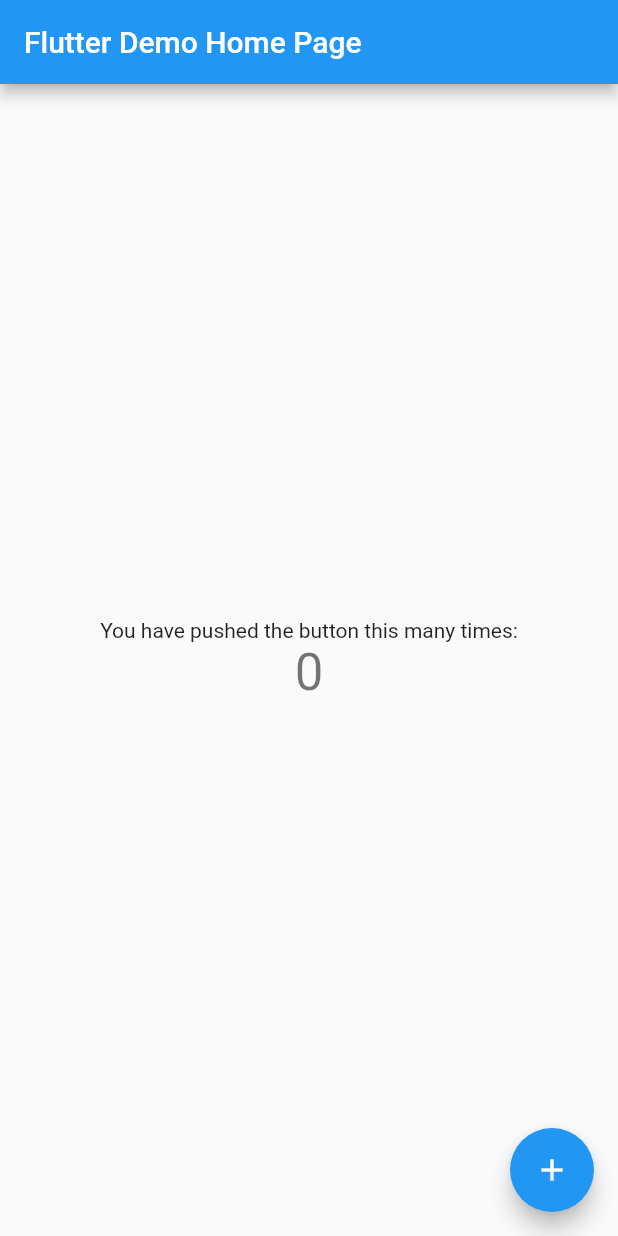
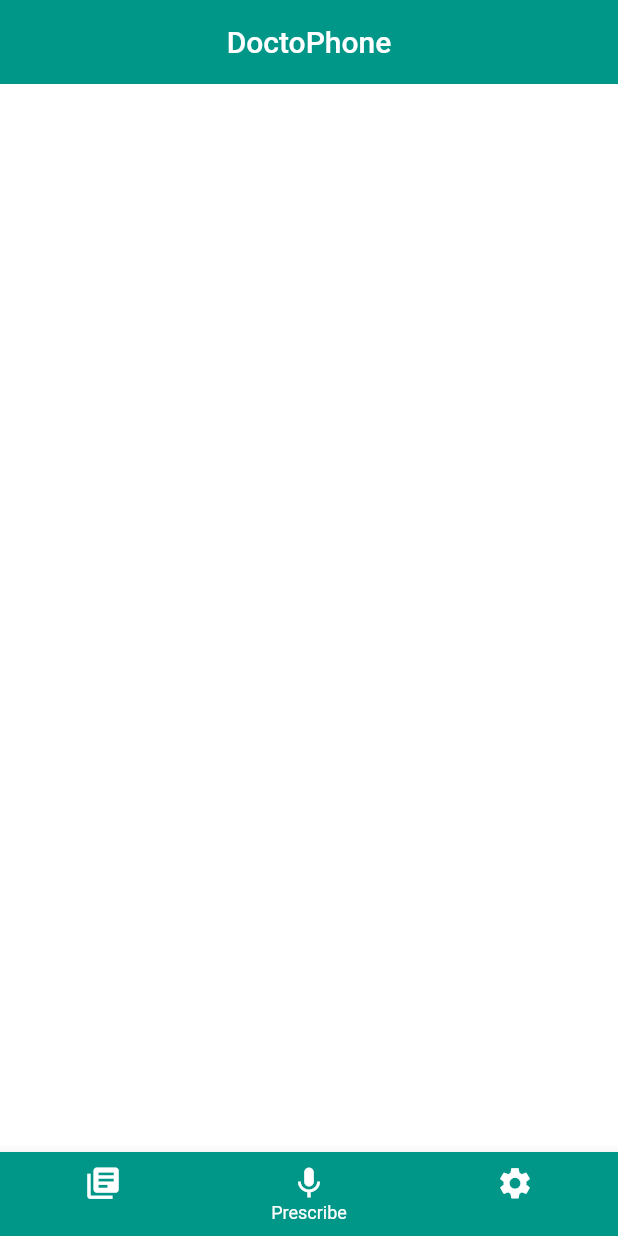
Before and after one commit to psgainz/doctophone, a Flutter app: the screen it shows after launch, on a phone screen of 412 x 824 dp. Run offline on Flutter 3.47's test engine with Material 2 defaults, Android fonts, the phone set to English and light mode, and no system bars; our stand-ins replace permission_handler.

Commit message:
Added Bottom Nav Bar and Home page UI

```diff
--- /dev/null
+++ b/lib/AudioRecorder/Recorder.dart
@@ -0,0 +1,15 @@
+import 'package:flutter/material.dart';
+
+class Recorder extends StatefulWidget {
+  @override
+  _RecorderState createState() => _RecorderState();
+}
+
+class _RecorderState extends State<Recorder> {
+  @override
+  Widget build(BuildContext context) {
+    return Container(
+      color: Colors.white,
+    );
+  }
+}
--- /dev/null
+++ b/lib/BottomNavBar.dart
@@ -0,0 +1,82 @@
+import 'package:doctophone/Miscellaneous/AppColors.dart';
+import 'package:flutter/material.dart';
+import 'package:doctophone/Miscellaneous/GlobalVariables.dart';
+import 'package:doctophone/PrescriptionHistory.dart';
+import 'package:doctophone/Settings.dart';
+import 'AudioRecorder/Recorder.dart';
+
+class BottomNavBar extends StatefulWidget {
+  @override
+  _BottomNavBarState createState() => _BottomNavBarState();
+}
+
+class _BottomNavBarState extends State<BottomNavBar> {
+
+  int _currentPage = 1;
+
+  List<Widget> _pages = [
+    //All pages for Bottom Nav Bar
+    PrescriptionHistory(),
+    Recorder(),
+    Settings()
+  ];
+
+  @override
+  Widget build(BuildContext context) {
+    return Scaffold(
+      appBar: AppBar(
+        backgroundColor: foreground,
+        title: Text(
+          'DoctoPhone',
+          style: TextStyle(
+            color: background
+          ),
+        ),
+        centerTitle: true,
+      ),
+
+      body: _pages[_currentPage],
+
+      bottomNavigationBar: BottomNavigationBar(
+        iconSize: 25.0,
+        backgroundColor: foreground,
+        type: BottomNavigationBarType.fixed,
+        selectedItemColor: background,
+        selectedFontSize: 12,
+        unselectedFontSize: 0,
+        currentIndex: _currentPage,
+        onTap: onTabTapped,
+        items: [
+          BottomNavigationBarItem(
+            icon:  Icon(
+              Icons.library_books,
+              color: bottomNavBarOptionColor,
+              ),
+            title:  Text('Library'),
+          ),
+          BottomNavigationBarItem(
+            icon:  Icon(
+              Icons.mic,
+              color: background,
+            ),
+            title:  Text('Prescribe'),
+          ),
+          BottomNavigationBarItem(
+              icon: Icon(
+                Icons.settings,
+                color: bottomNavBarOptionColor,
+                ),
+              title: Text('Settings')
+          )
+        ]
+      ),
+
+    );
+  }
+
+  void onTabTapped(int index) {
+   setState(() {
+     _currentPage = index;
+   });
+ }
+}
--- /dev/null
+++ b/lib/Home.dart
@@ -0,0 +1,76 @@
+import 'dart:io';
+import 'package:doctophone/Miscellaneous/GlobalVariables.dart';
+import 'Miscellaneous/AppColors.dart';
+import 'package:flutter/material.dart';
+import 'package:path_provider/path_provider.dart';
+import 'package:doctophone/BottomNavBar.dart';
+
+class Home extends StatefulWidget {
+  @override
+  _HomeState createState() => _HomeState();
+}
+
+class _HomeState extends State<Home> {
+
+  //Function to create directory in user's device
+  void createStorageDirectory() async {
+    String directory = "/DoctoPhone/";
+    Directory deviceDirectory;
+
+    if(Platform.isIOS){
+      deviceDirectory = await getApplicationDocumentsDirectory();
+    }
+    else{
+      deviceDirectory = await getExternalStorageDirectory();
+    }
+
+    directoryPath = deviceDirectory.path + directory;
+
+    try{
+      Directory(directoryPath).create();
+      print(directoryPath);
+    }
+    catch(e){}
+  }
+
+  void initState(){
+    super.initState();
+
+    //Call function to create directory in users device
+    Future.microtask(() {
+      createStorageDirectory();
+    });
+
+  }
+
+  @override
+  Widget build(BuildContext context) {
+
+    //Get current device width and height
+    getDeviceSize(context);
+    return MaterialApp(
+      title: 'DoctoPhone',
+      theme: ThemeData(
+        //accentColor working for colors of settings
+        accentColor: enabled,
+        //appBarTheme working for appBar
+        appBarTheme: AppBarTheme(
+          color: background,
+          elevation: 0.0,
+          textTheme: Theme.of(context).textTheme.copyWith(
+            title: Theme.of(context).textTheme.title.copyWith(
+              color: foreground,
+            )
+          )
+        ),
+
+        //size working properly
+        iconTheme: IconThemeData(
+          color: foreground,
+          size: 30.0,
+        ),
+      ),
+      home: BottomNavBar(),
+    );
+  }
+}
--- /dev/null
+++ b/lib/Miscellaneous/AppColors.dart
@@ -0,0 +1,16 @@
+import 'package:flutter/material.dart';
+
+// Color foreground = Color(0xFF66BB6A);
+// Color foreground = Color(0xFF2196F3); //similar to default
+//Color foreground = Color(0xFF00695C);  //teal green
+//Color foreground = Color(0xFF1E88E5); //little darker blue
+Color foreground = Color(0xFF009688);  //teal lighter green
+Color background = Color(0xFFFFFFFF);
+
+// Color enabled = Color(0xFF388E3C);
+// Color disabled = Color(0xFFA5D6A7);
+
+Color bottomNavBarOptionColor = Color(0xFFFFFFFF);
+
+Color enabled = Colors.grey[800];
+Color disabled = Colors.grey[100];
--- a/lib/main.dart
+++ b/lib/main.dart
@@ -1,111 +1,33 @@
 import 'package:flutter/material.dart';
+import 'package:doctophone/Miscellaneous/AppColors.dart';
+import 'package:doctophone/Authentication/BlankVerificaton.dart';
+import 'package:doctophone/Home.dart';
 
-void main() => runApp(MyApp());
+void main() => runApp(Login());
 
-class MyApp extends StatelessWidget {
-  // This widget is the root of your application.
+class Login extends StatelessWidget {
   @override
   Widget build(BuildContext context) {
     return MaterialApp(
-      title: 'Flutter Demo',
+      title: 'Login In',
       theme: ThemeData(
-        // This is the theme of your application.
-        //
-        // Try running your application with "flutter run". You'll see the
-        // application has a blue toolbar. Then, without quitting the app, try
-        // changing the primarySwatch below to Colors.green and then invoke
-        // "hot reload" (press "r" in the console where you ran "flutter run",
-        // or simply save your changes to "hot reload" in a Flutter IDE).
-        // Notice that the counter didn't reset back to zero; the application
-        // is not restarted.
-        primarySwatch: Colors.blue,
+
+        accentColor: background,
+
+        appBarTheme: AppBarTheme(
+          color: background,
+          elevation: 0.0,
+          textTheme: Theme.of(context).textTheme.copyWith(
+            title: Theme.of(context).textTheme.title.copyWith(
+              color: foreground,
+            )
+          )
+        ),
+
       ),
-      home: MyHomePage(title: 'Flutter Demo Home Page'),
+
+      home: Home(),
+
     );
   }
 }
-
-class MyHomePage extends StatefulWidget {
-  MyHomePage({Key key, this.title}) : super(key: key);
-
-  // This widget is the home page of your application. It is stateful, meaning
-  // that it has a State object (defined below) that contains fields that affect
-  // how it looks.
-
-  // This class is the configuration for the state. It holds the values (in this
-  // case the title) provided by the parent (in this case the App widget) and
-  // used by the build method of the State. Fields in a Widget subclass are
-  // always marked "final".
-
-  final String title;
-
-  @override
-  _MyHomePageState createState() => _MyHomePageState();
-}
-
-class _MyHomePageState extends State<MyHomePage> {
-  int _counter = 0;
-
-  void _incrementCounter() {
-    setState(() {
-      // This call to setState tells the Flutter framework that something has
-      // changed in this State, which causes it to rerun the build method below
-      // so that the display can reflect the updated values. If we changed
-      // _counter without calling setState(), then the build method would not be
-      // called again, and so nothing would appear to happen.
-      _counter++;
-    });
-  }
-
-  @override
-  Widget build(BuildContext context) {
-    // This method is rerun every time setState is called, for instance as done
-    // by the _incrementCounter method above.
-    //
-    // The Flutter framework has been optimized to make rerunning build methods
-    // fast, so that you can just rebuild anything that needs updating rather
-    // than having to individually change instances of widgets.
-    return Scaffold(
-      appBar: AppBar(
-        // Here we take the value from the MyHomePage object that was created by
-        // the App.build method, and use it to set our appbar title.
-        title: Text(widget.title),
-      ),
-      body: Center(
-        // Center is a layout widget. It takes a single child and positions it
-        // in the middle of the parent.
-        child: Column(
-          // Column is also a layout widget. It takes a list of children and
-          // arranges them vertically. By default, it sizes itself to fit its
-          // children horizontally, and tries to be as tall as its parent.
-          //
-          // Invoke "debug painting" (press "p" in the console, choose the
-          // "Toggle Debug Paint" action from the Flutter Inspector in Android
-          // Studio, or the "Toggle Debug Paint" command in Visual Studio Code)
-          // to see the wireframe for each widget.
-          //
-          // Column has various properties to control how it sizes itself and
-          // how it positions its children. Here we use mainAxisAlignment to
-          // center the children vertically; the main axis here is the vertical
-          // axis because Columns are vertical (the cross axis would be
-          // horizontal).
-          mainAxisAlignment: MainAxisAlignment.center,
-          children: <Widget>[
-            Text(
-              'You have pushed the button this many times:',
-            ),
-            Text(
-              '$_counter',
-              style: Theme.of(context).textTheme.display1,
-            ),
-          ],
-        ),
-      ),
-      floatingActionButton: FloatingActionButton(
-        onPressed: _incrementCounter,
-        tooltip: 'Increment',
-        child: Icon(Icons.add),
-      ), // This trailing comma makes auto-formatting nicer for build methods.
-    );
-  }
-}
--- a/pubspec.yaml
+++ b/pubspec.yaml
@@ -23,6 +23,10 @@ dependencies:
   # The following adds the Cupertino Icons font to your application.
   # Use with the CupertinoIcons class for iOS style icons.
   cupertino_icons: ^0.1.2
+
+  permission_handler: '^4.2.0+hotfix.2'
+  path_provider: ^1.5.1
+
 
 dev_dependencies:
   flutter_test:
```
Also changed, not shown: lib/Authentication/BlankVerificaton.dart (added, +43 -0 lines), lib/Miscellaneous/GlobalVariables.dart (added, +19 -0 lines), lib/PrescriptionHistory.dart (added, +128 -0 lines), lib/Settings.dart (added, +17 -0 lines), pubspec.lock, 4 other files.
